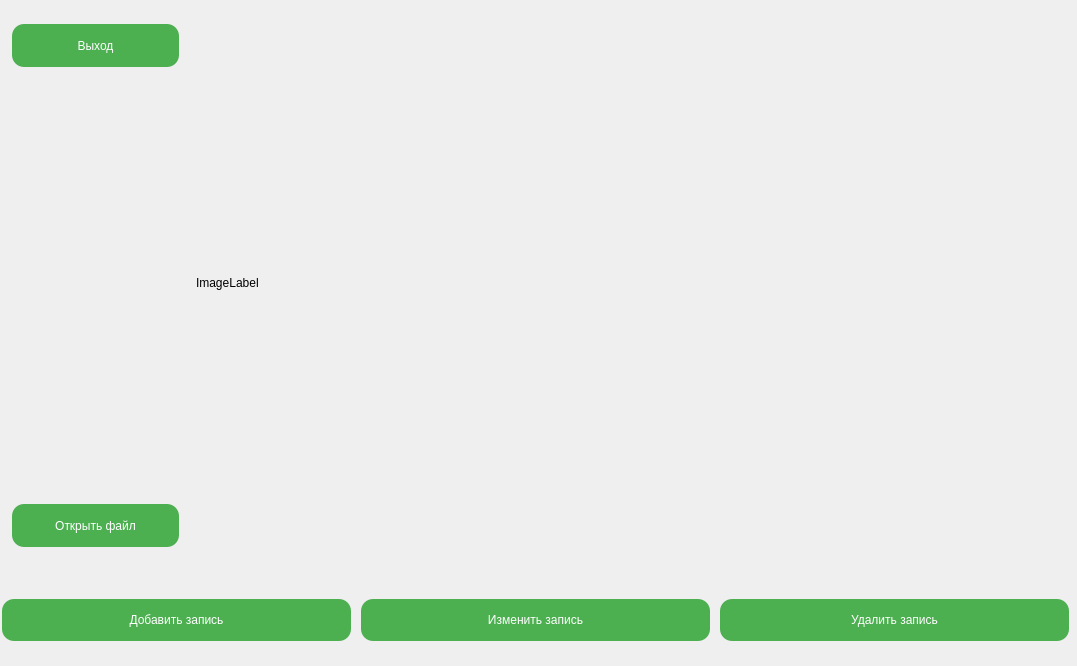
This is PRCVI.ui in HellCuteCorgi/PRCVI as Qt 5 draws it before an edit. The edited form follows.
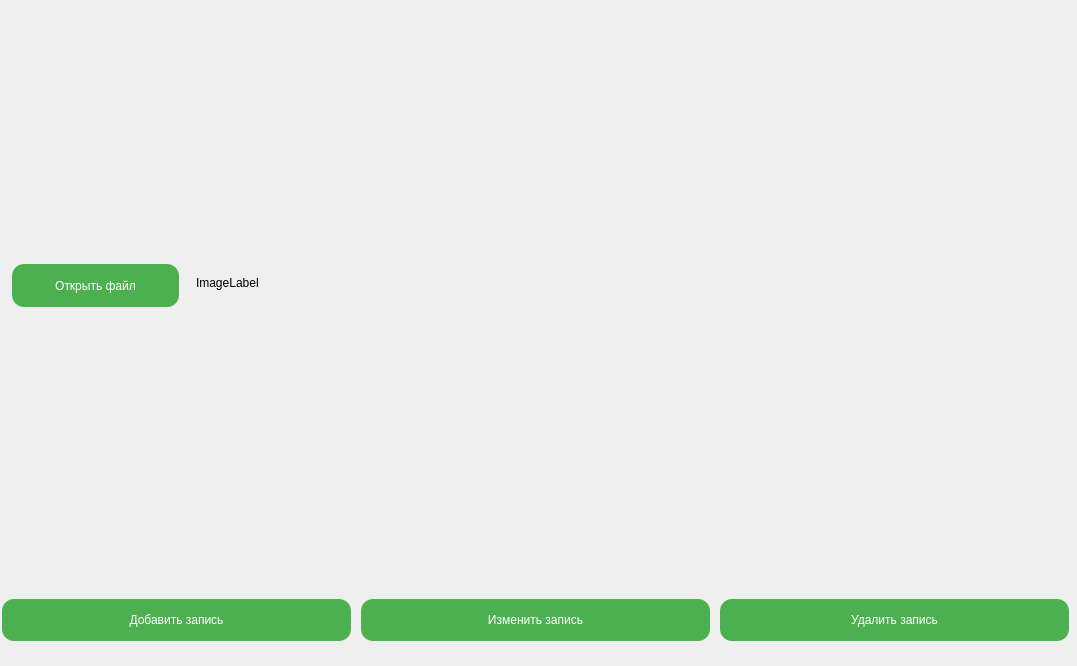
This is the edited form. Icons and pictures are not drawn.

Patch:
```diff
--- a/PRCVI.ui
+++ b/PRCVI.ui
@@ -53,26 +53,6 @@
    <property name="styleSheet">
     <string notr="true"/>
    </property>
-   <widget class="QPushButton" name="Exit">
-    <property name="geometry">
-     <rect>
-      <x>10</x>
-      <y>20</y>
-      <width>171</width>
-      <height>51</height>
-     </rect>
-    </property>
-    <property name="font">
-     <font>
-      <pointsize>-1</pointsize>
-      <underline>false</underline>
-      <strikeout>false</strikeout>
-     </font>
-    </property>
-    <property name="text">
-     <string>Выход</string>
-    </property>
-   </widget>
    <widget class="QWidget" name="horizontalLayoutWidget">
     <property name="geometry">
      <rect>
@@ -134,7 +114,7 @@
     <property name="geometry">
      <rect>
       <x>10</x>
-      <y>500</y>
+      <y>260</y>
       <width>171</width>
       <height>51</height>
      </rect>
```
